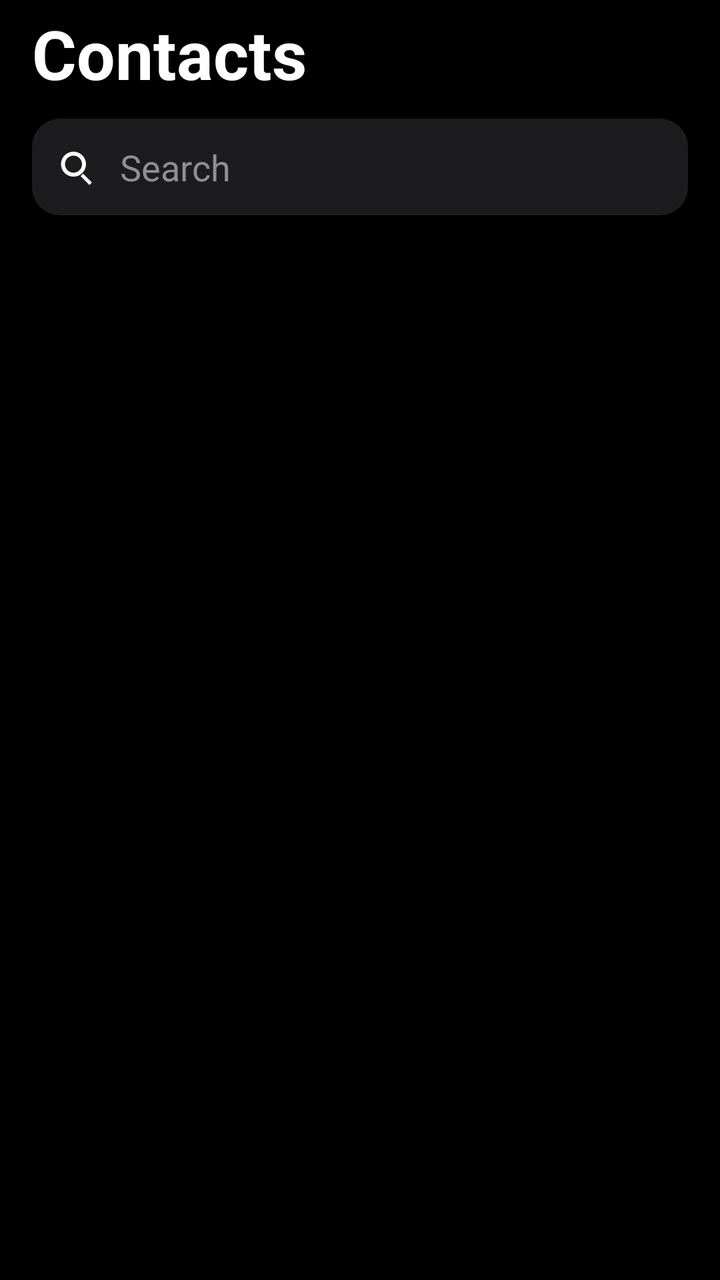
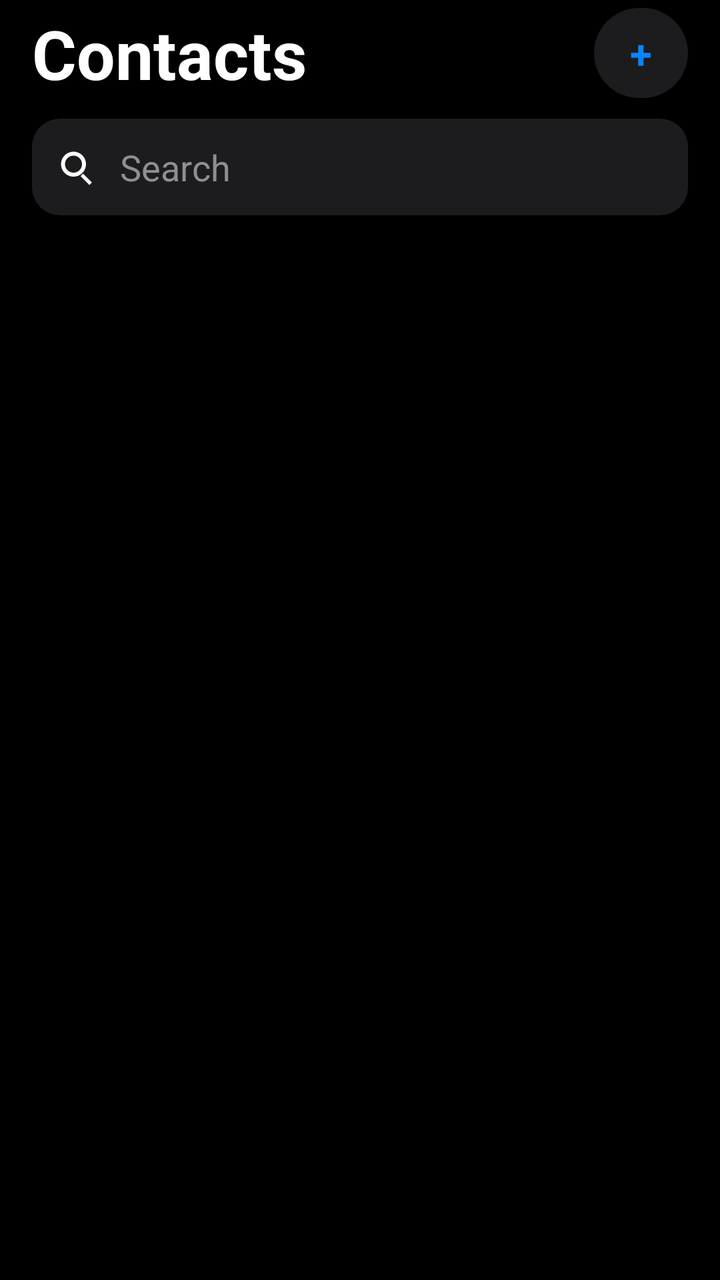

An Android layout rendered at two revisions. The XML below is the earlier revision; the diff shows what the commit changed to produce the second picture.
<!-- AndroidManifest.xml: application theme AppTheme -->
<!-- res/layout/view_contacts.xml -->
<?xml version="1.0" encoding="utf-8"?>
<LinearLayout xmlns:android="http://schemas.android.com/apk/res/android"
    android:layout_width="match_parent"
    android:layout_height="match_parent"
    android:orientation="vertical"
    android:paddingStart="16dp"
    android:paddingEnd="16dp">

    <TextView
        android:layout_width="wrap_content"
        android:layout_height="wrap_content"
        android:paddingTop="4dp"
        android:paddingBottom="10dp"
        android:text="@string/tab_contacts"
        android:textColor="@color/text_primary"
        android:textSize="34sp"
        android:textStyle="bold" />

    <LinearLayout
        android:layout_width="match_parent"
        android:layout_height="wrap_content"
        android:orientation="horizontal"
        android:gravity="center_vertical"
        android:background="@drawable/search_bar"
        android:paddingStart="12dp"
        android:paddingEnd="12dp"
        android:layout_marginBottom="6dp">

        <ImageView
            android:layout_width="20dp"
            android:layout_height="20dp"
            android:src="@drawable/ic_search"
            android:contentDescription="@string/search" />

        <EditText
            android:id="@+id/contact_search"
            android:layout_width="0dp"
            android:layout_height="wrap_content"
            android:layout_weight="1"
            android:background="@null"
            android:hint="@string/search"
            android:textColorHint="@color/ios_grey"
            android:textColor="@color/text_primary"
            android:padding="12dp"
            android:inputType="text"
            android:singleLine="true" />
    </LinearLayout>

    <FrameLayout
        android:layout_width="match_parent"
        android:layout_height="0dp"
        android:layout_weight="1">

        <ListView
            android:id="@+id/contacts_list"
            android:layout_width="match_parent"
            android:layout_height="match_parent"
            android:divider="@drawable/divider"
            android:dividerHeight="1dp"
            android:scrollbars="none" />

        <TextView
            android:id="@+id/contacts_empty"
            android:layout_width="wrap_content"
            android:layout_height="wrap_content"
            android:layout_gravity="center"
            android:text="No contacts found"
            android:textColor="@color/ios_grey"
            android:textSize="15sp"
            android:visibility="gone" />
    </FrameLayout>
</LinearLayout>
<!-- resources referenced by this layout -->
<resources>
  <color name="ios_grey">#FF8E8E93</color>
  <color name="text_primary">#FFFFFFFF</color>
  <!-- drawable divider (drawable) -->
  <?xml version="1.0" encoding="utf-8"?>
  <shape xmlns:android="http://schemas.android.com/apk/res/android" android:shape="rectangle">
      <solid android:color="@color/ios_divider" />
  </shape>
  <!-- drawable ic_search (drawable) -->
  <vector xmlns:android="http://schemas.android.com/apk/res/android" android:width="22dp" android:height="22dp" android:viewportWidth="24" android:viewportHeight="24">
    <path android:fillColor="#FFFFFFFF" android:pathData="M10.5,3 A7.5,7.5 0 1,0 10.5,18 A7.5,7.5 0 1,0 10.5,3 Z M10.5,5.4 A5.1,5.1 0 1,1 10.5,15.6 A5.1,5.1 0 1,1 10.5,5.4 Z"/>
    <path android:fillColor="#FFFFFFFF" android:pathData="M16.2,16.2 L21.5,21.5 L20,23 L14.7,17.7 Z"/>
  </vector>
  <!-- drawable search_bar (drawable) -->
  <?xml version="1.0" encoding="utf-8"?>
  <shape xmlns:android="http://schemas.android.com/apk/res/android" android:shape="rectangle">
      <corners android:radius="14dp" />
      <solid android:color="@color/ios_key" />
  </shape>
  <string name="search">Search</string>
  <string name="tab_contacts">Contacts</string>
  <style name="AppTheme" parent="android:Theme.Material.NoActionBar">
          <item name="android:windowBackground">@color/bg_black</item>
          <item name="android:colorPrimary">@color/ios_key</item>
          <item name="android:colorAccent">@color/ios_blue</item>
          <item name="android:statusBarColor">#00000000</item>
          <item name="android:navigationBarColor">#00000000</item>
          <item name="android:windowDrawsSystemBarBackgrounds">true</item>
          <item name="android:windowLightStatusBar">false</item>
          <item name="android:textColorPrimary">@color/text_primary</item>
          <item name="android:textColorSecondary">@color/text_secondary</item>
      </style>
  <color name="ios_divider">#FF2C2C2E</color>
  <color name="ios_key">#FF1C1C1E</color>
  <color name="bg_black">#FF000000</color>
  <color name="ios_blue">#FF0A84FF</color>
  <color name="text_secondary">#B3FFFFFF</color>
</resources>

<!-- the commit's change to res/layout/view_contacts.xml (unified diff, before → after) -->
@@ -6,15 +6,32 @@
     android:paddingStart="16dp"
     android:paddingEnd="16dp">
 
-    <TextView
-        android:layout_width="wrap_content"
+    <LinearLayout
+        android:layout_width="match_parent"
         android:layout_height="wrap_content"
+        android:orientation="horizontal"
+        android:gravity="center_vertical"
         android:paddingTop="4dp"
-        android:paddingBottom="10dp"
-        android:text="@string/tab_contacts"
-        android:textColor="@color/text_primary"
-        android:textSize="34sp"
-        android:textStyle="bold" />
+        android:paddingBottom="10dp">
+
+        <TextView
+            android:layout_width="0dp"
+            android:layout_height="wrap_content"
+            android:layout_weight="1"
+            android:text="@string/tab_contacts"
+            android:textColor="@color/text_primary"
+            android:textSize="34sp"
+            android:textStyle="bold" />
+
+        <TextView
+            android:id="@+id/btn_new_contact"
+            android:layout_width="wrap_content"
+            android:layout_height="wrap_content"
+            style="@style/PillDark"
+            android:text="+"
+            android:textSize="20sp"
+            android:textStyle="bold" />
+    </LinearLayout>
 
     <LinearLayout
         android:layout_width="match_parent"
<!-- resource entries referenced after the edit -->
@@ -20,6 +20,15 @@
   </shape>
   <string name="search">Search</string>
   <string name="tab_contacts">Contacts</string>
+  <style name="PillDark">
+          <item name="android:background">@drawable/pill_dark</item>
+          <item name="android:paddingStart">18dp</item>
+          <item name="android:paddingEnd">18dp</item>
+          <item name="android:paddingTop">9dp</item>
+          <item name="android:paddingBottom">9dp</item>
+          <item name="android:textColor">@color/ios_blue</item>
+          <item name="android:textSize">15sp</item>
+      </style>
   <style name="AppTheme" parent="android:Theme.Material.NoActionBar">
           <item name="android:windowBackground">@color/bg_black</item>
           <item name="android:colorPrimary">@color/ios_key</item>
@@ -33,6 +42,16 @@
       </style>
   <color name="ios_divider">#FF2C2C2E</color>
   <color name="ios_key">#FF1C1C1E</color>
+  <!-- drawable pill_dark (drawable) -->
+  <?xml version="1.0" encoding="utf-8"?>
+  <ripple xmlns:android="http://schemas.android.com/apk/res/android" android:color="#33FFFFFF">
+      <item>
+          <shape android:shape="rectangle">
+              <corners android:radius="100dp" />
+              <solid android:color="@color/ios_key" />
+          </shape>
+      </item>
+  </ripple>
   <color name="bg_black">#FF000000</color>
   <color name="ios_blue">#FF0A84FF</color>
   <color name="text_secondary">#B3FFFFFF</color>
